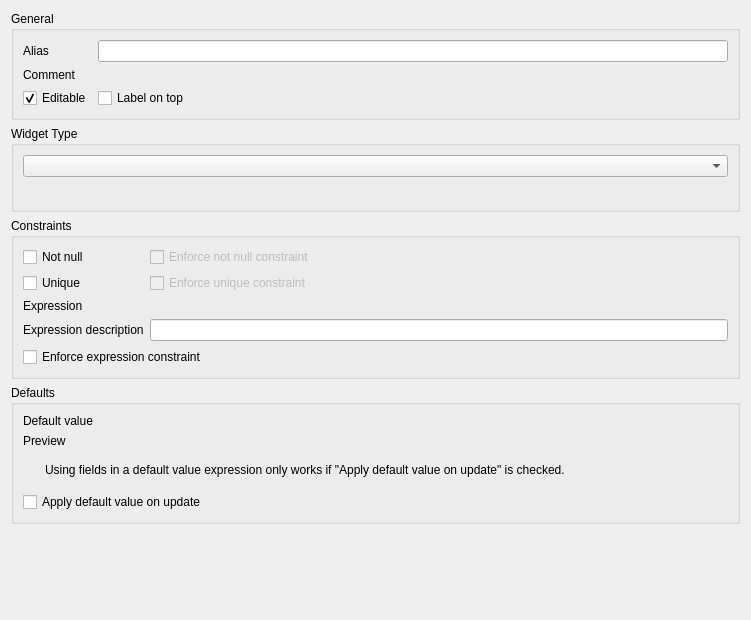
Old version of the form src/ui/attributeformconfig/qgsattributetypeedit.ui in the repository qgis/QGIS.
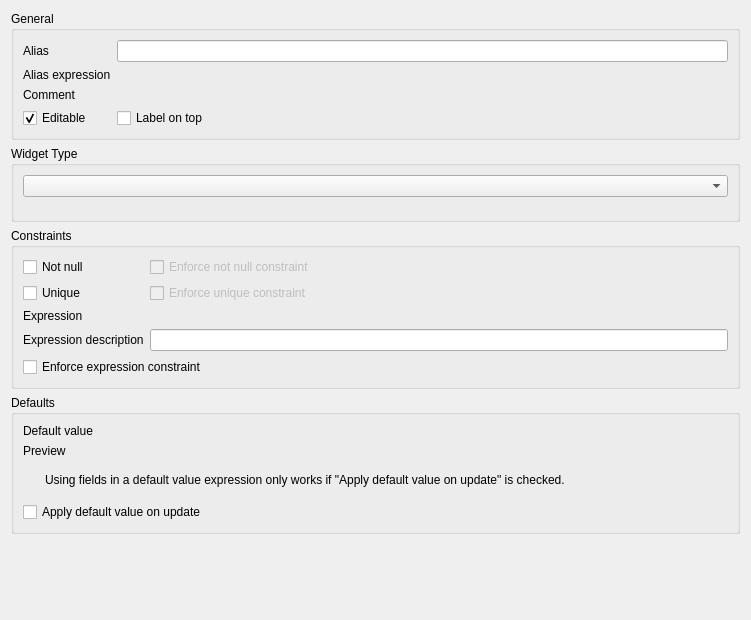
New version of the form. Icons and pictures are not drawn. Custom widgets are drawn as their Qt base class.

Commit message: Forms: expression controlled aliases (labels)

The edit to the form file:
```diff
--- a/src/ui/attributeformconfig/qgsattributetypeedit.ui
+++ b/src/ui/attributeformconfig/qgsattributetypeedit.ui
@@ -20,38 +20,34 @@
       <string>General</string>
      </property>
      <layout class="QGridLayout" name="gridLayout">
-      <item row="0" column="0">
-       <widget class="QLabel" name="label_5">
+      <item row="1" column="2">
+       <widget class="QgsExpressionLineEdit" name="mAliasExpression" native="true">
+        <property name="toolTip">
+         <string>The expression will be evaluated in the form context </string>
+        </property>
+        <property name="text" stdset="0">
+         <string/>
+        </property>
+       </widget>
+      </item>
+      <item row="3" column="2">
+       <widget class="QCheckBox" name="labelOnTopCheckBox">
         <property name="text">
-         <string>Alias</string>
+         <string>Label on top</string>
+        </property>
+        <property name="checked">
+         <bool>false</bool>
         </property>
        </widget>
       </item>
-      <item row="1" column="0">
+      <item row="2" column="0">
        <widget class="QLabel" name="label_6">
         <property name="text">
          <string>Comment</string>
         </property>
        </widget>
       </item>
-      <item row="0" column="2">
-       <widget class="QLineEdit" name="leAlias">
-        <property name="text">
-         <string/>
-        </property>
-       </widget>
-      </item>
-      <item row="1" column="2">
-       <widget class="QLabel" name="laComment">
-        <property name="text">
-         <string/>
-        </property>
-        <property name="wordWrap">
-         <bool>true</bool>
-        </property>
-       </widget>
-      </item>
-      <item row="2" column="0">
+      <item row="3" column="0">
        <widget class="QCheckBox" name="isFieldEditableCheckBox">
         <property name="text">
          <string>Editable</string>
@@ -62,15 +58,32 @@
        </widget>
       </item>
       <item row="2" column="2">
-       <widget class="QCheckBox" name="labelOnTopCheckBox">
+       <widget class="QLabel" name="laComment">
         <property name="text">
-         <string>Label on top</string>
+         <string/>
         </property>
-        <property name="checked">
-         <bool>false</bool>
+        <property name="wordWrap">
+         <bool>true</bool>
         </property>
        </widget>
       </item>
+      <item row="1" column="0">
+       <widget class="QLabel" name="label_5">
+        <property name="text">
+         <string>Alias expression</string>
+        </property>
+       </widget>
+      </item>
+      <item row="0" column="0">
+       <widget class="QLabel" name="label_9">
+        <property name="text">
+         <string>Alias</string>
+        </property>
+       </widget>
+      </item>
+      <item row="0" column="2">
+       <widget class="QLineEdit" name="mAlias"/>
+      </item>
      </layout>
     </widget>
    </item>
@@ -184,7 +197,7 @@
      <property name="title">
       <string>Defaults</string>
      </property>
-     <layout class="QGridLayout" name="gridLayout_2" columnstretch="0,0,0">
+     <layout class="QGridLayout" name="gridLayout_2" columnstretch="0,0">
       <item row="4" column="0">
        <widget class="QLabel" name="label_3">
         <property name="text">
```
Left out of the diff: 5 changed lines with no effect on the pictures. The commit also changes 13 other files.
